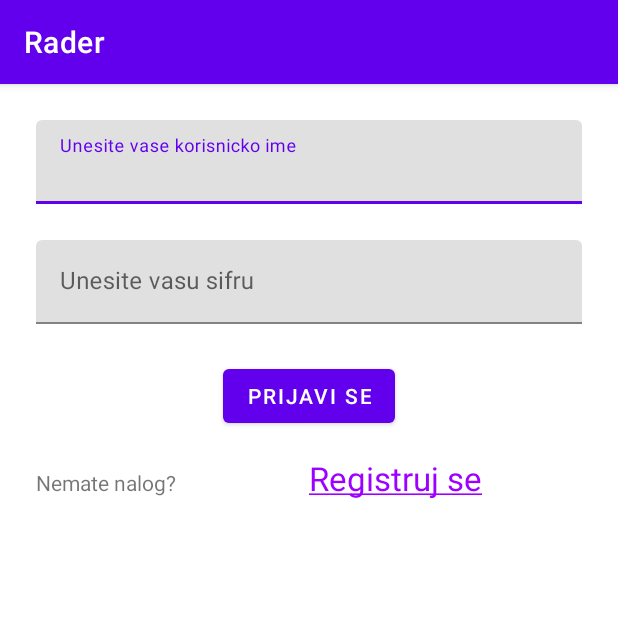
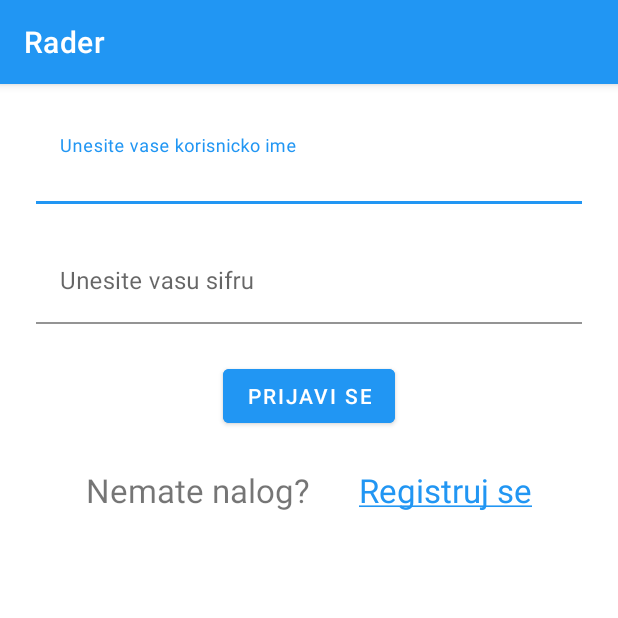
Before and after one commit to richierr/mvvmLiveDataRoomRetrofit, an Android app: the screen it shows after launch (MainActivity), on a phone screen of 412 x 824 dp, the top half of it. Run offline under Robolectric (Android 15) with nearby library versions, the phone set to English and light mode, and no system bars; our stand-ins replace Room's generated code, data binding.

Commit message:
MainViewModel serves as the only ViewModel

```diff
--- a/app/src/main/java/com/sandbox/rader/ui/MainActivity.java
+++ b/app/src/main/java/com/sandbox/rader/ui/MainActivity.java
@@ -6,6 +6,7 @@ import android.os.Bundle;
 import androidx.appcompat.app.AppCompatActivity;
 import androidx.fragment.app.Fragment;
 import androidx.fragment.app.FragmentTransaction;
+import androidx.lifecycle.ViewModelProvider;
 
 import com.sandbox.rader.R;
 import com.sandbox.rader.app.App;
@@ -17,6 +18,9 @@ import com.sandbox.rader.utils.Constants;
 
 public class MainActivity extends AppCompatActivity {
 
+    //VIEWMODEL
+    public MainViewModel mainViewModel;
+
 
     public UserRepository userRepository;
 
@@ -25,6 +29,8 @@ public class MainActivity extends AppCompatActivity {
     protected void onCreate(Bundle savedInstanceState) {
         super.onCreate(savedInstanceState);
         setContentView(R.layout.activity_main);
+        mainViewModel = new ViewModelProvider(this).get(MainViewModel.class);
+
         userRepository = UserRepository.getInstance();
         if (App.getUserManager().isLoggedIn()) {
             navigateToScreen(Constants.DASHBOARD_SCREEN);
@@ -55,7 +61,7 @@ public class MainActivity extends AppCompatActivity {
     }
 
 
-
-
-
+    public MainViewModel getMainViewModel() {
+        return mainViewModel;
+    }
 }
--- a/app/src/main/java/com/sandbox/rader/ui/registration_screen/RegistrationViewModel.java
+++ b/app/src/main/java/com/sandbox/rader/ui/MainViewModel.java
@@ -1,19 +1,38 @@
-package com.sandbox.rader.ui.registration_screen;
+package com.sandbox.rader.ui;
 
 import androidx.databinding.ObservableField;
 import androidx.lifecycle.ViewModel;
 
+import com.sandbox.rader.api.livaData.CurrenciesLiveData;
 import com.sandbox.rader.repository.UserRepository;
 
-public class RegistrationViewModel extends ViewModel {
+public class MainViewModel extends ViewModel {
 
     public UserRepository userRepository = UserRepository.getInstance();
 
     public ObservableField<String> userName = new ObservableField<>("");
     public ObservableField<String> password = new ObservableField<>("");
 
+    //LOGIN
+    public void login() {
+
+        userRepository.login(userName.get(), password.get());
+    }
+
+    //REGISTER
+
     public void registerUser() {
         userRepository.registerUser(userName.get(), password.get());
     }
 
+    //DASHBOARD
+    public CurrenciesLiveData currenciesLiveData = new CurrenciesLiveData();
+
+
+
+    public void logout() {
+        userRepository.logout();
+    }
+
+
 }
--- a/app/src/main/java/com/sandbox/rader/ui/login_screen/LoginFragment.java
+++ b/app/src/main/java/com/sandbox/rader/ui/login_screen/LoginFragment.java
@@ -15,11 +15,13 @@ import androidx.lifecycle.ViewModelProvider;
 import com.sandbox.rader.R;
 import com.sandbox.rader.databinding.LoginScreenFragmentBinding;
 import com.sandbox.rader.ui.MainActivity;
+import com.sandbox.rader.ui.MainViewModel;
 import com.sandbox.rader.utils.Constants;
 
 public class LoginFragment extends Fragment {
 
-    private LoginViewModel mViewModel;
+    private MainViewModel mainViewModel;
+    //private LoginViewModel mViewModel;
 
     private LoginScreenFragmentBinding binding;
 
@@ -35,19 +37,31 @@ public class LoginFragment extends Fragment {
     @Override
     public void onViewCreated(@NonNull View view, @Nullable Bundle savedInstanceState) {
         super.onViewCreated(view, savedInstanceState);
-        mViewModel = new ViewModelProvider(this).get(LoginViewModel.class);
+        mainViewModel = new ViewModelProvider(this).get(MainViewModel.class);
         binding.setFragment(this);
-        binding.setViewmodel(mViewModel);
+        binding.setViewmodel(mainViewModel);
+
+        //mViewModel = new ViewModelProvider(this).get(LoginViewModel.class);
+        //binding.setFragment(this);
+        //binding.setViewmodel(mViewModel);
         observeLogin();
     }
 
     private void observeLogin() {
-        mViewModel.userRepository.userMutableLiveData.observe(getViewLifecycleOwner(), user -> {
+
+        mainViewModel.userRepository.userMutableLiveData.observe(getViewLifecycleOwner(), user -> {
             if (user != null) {
                 mainActivity.navigateToScreen(Constants.DASHBOARD_SCREEN);
             }
 
         });
+
+//        mViewModel.userRepository.userMutableLiveData.observe(getViewLifecycleOwner(), user -> {
+//            if (user != null) {
+//                mainActivity.navigateToScreen(Constants.DASHBOARD_SCREEN);
+//            }
+//
+//        });
     }
 
     public void handleRegistrationScreen() {
@@ -57,7 +71,9 @@ public class LoginFragment extends Fragment {
     @Override
     public void onDestroyView() {
         super.onDestroyView();
-        mViewModel.userRepository.userMutableLiveData.removeObservers(getViewLifecycleOwner());
+
+        mainViewModel.userRepository.userMutableLiveData.removeObservers(getViewLifecycleOwner());
+//        mViewModel.userRepository.userMutableLiveData.removeObservers(getViewLifecycleOwner());
     }
 
     @Override
--- a/app/src/main/java/com/sandbox/rader/ui/login_screen/LoginViewModel.java
+++ /dev/null
@@ -1,21 +0,0 @@
-package com.sandbox.rader.ui.login_screen;
-
-import android.util.Log;
-
-import androidx.databinding.ObservableField;
-import androidx.lifecycle.ViewModel;
-
-import com.sandbox.rader.repository.UserRepository;
-
-public class LoginViewModel extends ViewModel {
-
-    public UserRepository userRepository = UserRepository.getInstance();
-
-    public ObservableField<String> userName = new ObservableField<>("");
-    public ObservableField<String> password = new ObservableField<>("");
-
-    public void login() {
-
-        userRepository.login(userName.get(), password.get());
-    }
-}
--- a/app/src/main/res/layout/dashboard_screen_fragment.xml
+++ b/app/src/main/res/layout/dashboard_screen_fragment.xml
@@ -8,7 +8,7 @@
 
         <variable
             name="viewmodel"
-            type="com.sandbox.rader.ui.dashboard_screen.DashBoardScreenViewModel" />
+            type="com.sandbox.rader.ui.MainViewModel" />
     </data>
 
     <androidx.constraintlayout.widget.ConstraintLayout
@@ -21,7 +21,7 @@
             android:layout_height="wrap_content"
             android:layout_marginEnd="24dp"
             android:layout_marginBottom="24dp"
-            android:background="@color/purple"
+            android:background="#2196f3"
             android:gravity="center"
             android:onClick="@{() -> viewmodel.logout()}"
             android:padding="8dp"
--- a/app/src/main/res/layout/login_screen_fragment.xml
+++ b/app/src/main/res/layout/login_screen_fragment.xml
@@ -8,7 +8,7 @@
 
         <variable
             name="viewmodel"
-            type="com.sandbox.rader.ui.login_screen.LoginViewModel" />
+            type="com.sandbox.rader.ui.MainViewModel" />
 
         <variable
             name="fragment"
@@ -28,12 +28,17 @@
             android:layout_marginTop="24dp"
             android:layout_marginEnd="24dp"
             app:layout_constraintEnd_toEndOf="parent"
+            app:boxBackgroundColor="@null"
+
+
             app:layout_constraintStart_toStartOf="parent"
             app:layout_constraintTop_toTopOf="parent">
 
             <com.google.android.material.textfield.TextInputEditText
                 android:id="@+id/tietUserName"
                 android:layout_width="match_parent"
+
+
                 android:layout_height="wrap_content"
                 android:hint="@string/hint_enter_username"
                 android:text="@={viewmodel.userName}" />
@@ -42,6 +47,9 @@
         <com.google.android.material.textfield.TextInputLayout
             android:id="@+id/tilPassword"
             android:layout_width="match_parent"
+
+            app:boxBackgroundColor="@null"
+
             android:layout_height="wrap_content"
             android:layout_marginStart="24dp"
             android:layout_marginTop="24dp"
@@ -63,6 +71,7 @@
             android:layout_width="wrap_content"
             android:layout_height="wrap_content"
             android:layout_marginTop="24dp"
+            android:backgroundTint="#2196f3"
             android:onClick="@{() -> viewmodel.login()}"
             android:text="@string/button_title_login"
             app:layout_constraintEnd_toEndOf="parent"
@@ -71,10 +80,11 @@
 
         <TextView
             android:id="@+id/tvLabelDontHaveAccount"
-            android:layout_width="0dp"
+            android:layout_width="wrap_content"
             android:layout_height="wrap_content"
             android:layout_marginStart="24dp"
             android:layout_marginTop="24dp"
+            android:textSize="22sp"
             android:text="@string/label_dont_have_account"
             app:layout_constraintEnd_toStartOf="@+id/tvSignUp"
             app:layout_constraintHorizontal_bias="0.5"
@@ -83,12 +93,12 @@
 
         <TextView
             android:id="@+id/tvSignUp"
-            android:layout_width="0dp"
+            android:layout_width="wrap_content"
             android:layout_height="wrap_content"
             android:layout_marginEnd="24dp"
+            android:onClick="@{() -> fragment.handleRegistrationScreen()}"
             android:text="@string/label_sign_up"
-            android:textColor="@color/purple"
-            android:onClick="@{() -> fragment.handleRegistrationScreen()}"
+            android:textColor="#2196f3"
             android:textSize="22sp"
             app:layout_constraintBaseline_toBaselineOf="@+id/tvLabelDontHaveAccount"
             app:layout_constraintEnd_toEndOf="parent"
--- a/app/src/main/res/values/themes.xml
+++ b/app/src/main/res/values/themes.xml
@@ -2,7 +2,7 @@
     <!-- Base application theme. -->
     <style name="Theme.Rader" parent="Theme.MaterialComponents.DayNight.DarkActionBar">
         <!-- Primary brand color. -->
-        <item name="colorPrimary">@color/purple_500</item>
+        <item name="colorPrimary">#2196f3</item>
         <item name="colorPrimaryVariant">@color/purple_700</item>
         <item name="colorOnPrimary">@color/white</item>
         <!-- Secondary brand color. -->
@@ -13,4 +13,8 @@
         <item name="android:statusBarColor" tools:targetApi="l">?attr/colorPrimaryVariant</item>
         <!-- Customize your theme here. -->
     </style>
+
+
+
+
 </resources>
```
Also changed, not shown: app/src/main/java/com/sandbox/rader/ui/dashboard_screen/DashBoardScreenFragment.java (+30 -6 lines), app/src/main/java/com/sandbox/rader/ui/dashboard_screen/DashBoardScreenViewModel.java (deleted, +0 -18 lines), app/src/main/java/com/sandbox/rader/ui/registration_screen/RegistrationFragment.java (+19 -5 lines), app/src/main/res/layout/registration_fragment.xml (+6 -2 lines), 1 other file.
